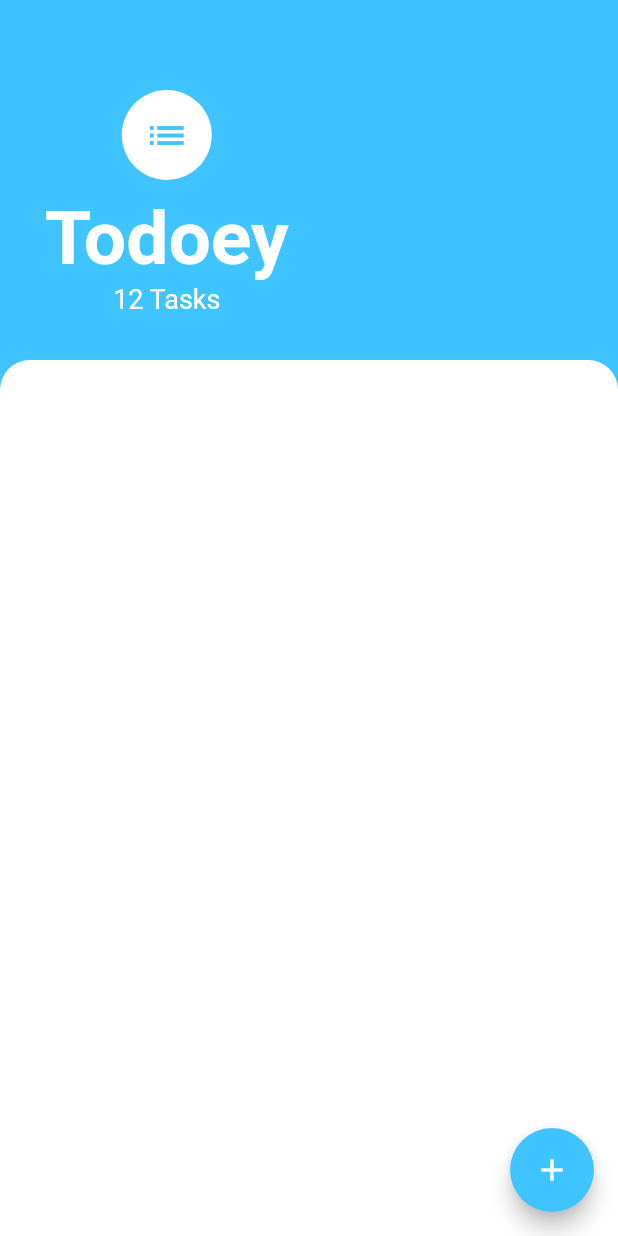
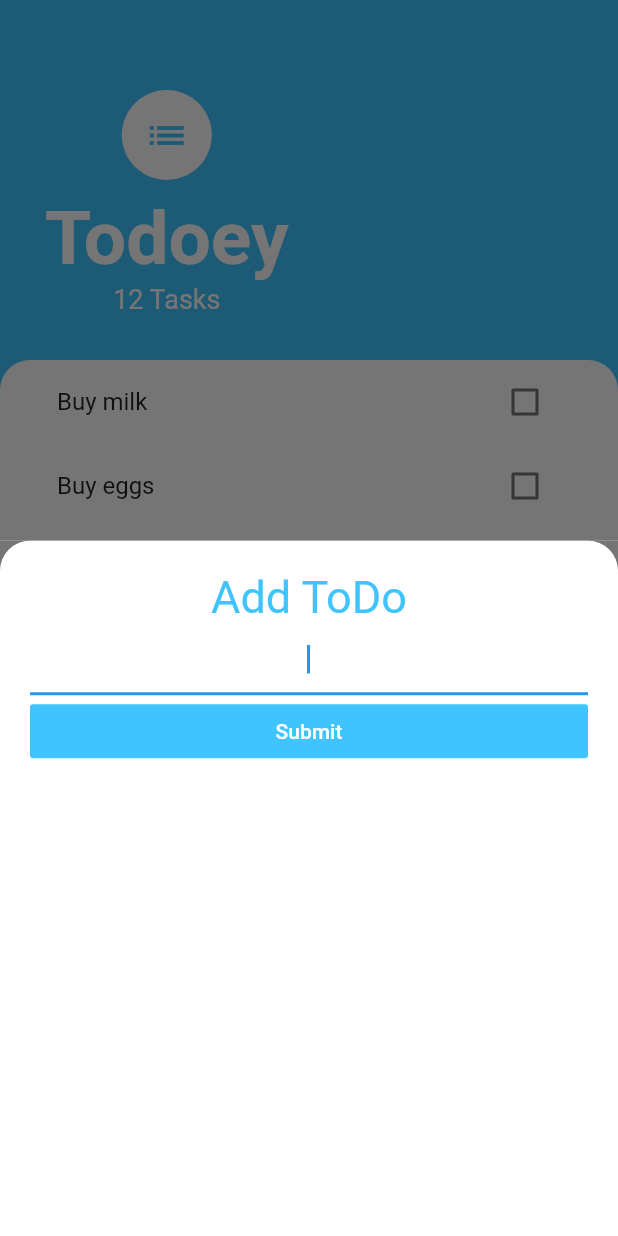
Before and after one commit to AthanasiosPapazoglou/todoey, a Flutter app: the screen it shows after launch, after a tap on the "add" icon, on a phone screen of 412 x 824 dp. Run offline on Flutter 3.47's test engine with Material 2 defaults, Android fonts, the phone set to English and light mode, and no system bars.

```diff
--- /dev/null
+++ b/lib/add_task_screen.dart
@@ -0,0 +1,48 @@
+import 'package:flutter/material.dart';
+import 'package:todoey/tasks_screen.dart';
+
+class newRecordSheet extends StatelessWidget {
+  @override
+  Widget build(BuildContext context) {
+    return Container(
+      color: Color(0xff757575),
+      child: Container(
+        padding: EdgeInsets.all(20.0),
+        child: Column(
+          crossAxisAlignment: CrossAxisAlignment.stretch,
+          children: <Widget>[
+            Text(
+              'Add ToDo',
+              textAlign: TextAlign.center,
+              style: TextStyle(
+                color: Colors.lightBlueAccent,
+                fontSize: 30.0,
+              ),
+            ),
+            TextField(
+              autofocus: true,
+              textAlign: TextAlign.center,
+            ),
+            FlatButton(
+              child: Text(
+                'Submit',
+                style: TextStyle(
+                  color: Colors.white,
+                ),
+                ),
+                color: Colors.lightBlueAccent,
+                onPressed: () {},
+            ),
+          ],
+        ),
+        decoration: BoxDecoration(
+          color: Colors.white,
+          borderRadius: BorderRadius.only(
+            topLeft: Radius.circular(20.0),
+            topRight: Radius.circular(20.0),
+          ),
+        ),
+      ),
+    );
+  }
+}
--- /dev/null
+++ b/lib/task.dart
@@ -0,0 +1,10 @@
+class Task {
+  final String name;
+  bool isDone;
+
+  Task({required this.name, this.isDone = false});
+
+  void toggleDone() {
+    isDone = !isDone;
+  }
+}
--- /dev/null
+++ b/lib/task_tile.dart
@@ -0,0 +1,30 @@
+import 'package:flutter/material.dart';
+import 'package:todoey/tasks_screen.dart';
+
+class TaskTile extends StatelessWidget {
+  final bool isChecked;
+  final String taskTitle;
+  final Function checkboxCallback;
+
+  TaskTile(
+      {required this.isChecked,
+      required this.taskTitle,
+      required this.checkboxCallback});
+
+  @override
+  Widget build(BuildContext context) {
+    return ListTile(
+      title: Text(
+        taskTitle,
+        style: TextStyle(
+          decoration: isChecked ? TextDecoration.lineThrough : null,
+        ),
+      ),
+      trailing: Checkbox(
+          activeColor: Colors.lightBlueAccent,
+          value: isChecked,
+          onChanged: (a) => checkboxCallback(a) //(a) => toggleCheckboxState(a),
+          ),
+    );
+  }
+}
--- /dev/null
+++ b/lib/tasks_list.dart
@@ -0,0 +1,35 @@
+import 'package:flutter/material.dart';
+import 'package:todoey/tasks_screen.dart';
+import 'task_tile.dart';
+import 'task.dart';
+import 'tasks_screen.dart';
+
+class TaskList extends StatefulWidget {
+  @override
+  _TaskListState createState() => _TaskListState();
+}
+
+class _TaskListState extends State<TaskList> {
+  List<Task> tasks = [
+    Task(name: 'Buy milk'),
+    Task(name: 'Buy eggs'),
+    Task(name: 'Buy bread'),
+  ];
+
+  @override
+  Widget build(BuildContext context) {
+    return ListView.builder(
+      itemBuilder: (context, index) {
+        return TaskTile(
+            taskTitle: tasks[index].name,
+            isChecked: tasks[index].isDone,
+            checkboxCallback: (checkboxState) {
+              setState(() {
+                tasks[index].toggleDone();
+              });
+            });
+      },
+      itemCount: tasks.length,
+    );
+  }
+}
--- a/lib/tasks_screen.dart
+++ b/lib/tasks_screen.dart
@@ -1,5 +1,7 @@
 import 'package:flutter/material.dart';
-//initialisation
+import 'task_tile.dart';
+import 'tasks_list.dart';
+import 'add_task_screen.dart';
 
 class TasksScreen extends StatelessWidget {
   @override
@@ -8,7 +10,10 @@ class TasksScreen extends StatelessWidget {
       backgroundColor: Colors.lightBlueAccent,
       floatingActionButton: FloatingActionButton(
         backgroundColor: Colors.lightBlueAccent,
-        onPressed: () {},
+        onPressed: () {
+          showModalBottomSheet(
+              context: context, builder: (context) => newRecordSheet());
+        },
         child: Icon(Icons.add),
       ),
       body: Column(
@@ -53,8 +58,10 @@ class TasksScreen extends StatelessWidget {
               ],
             ),
           ),
-            Expanded(
+          Expanded(
             child: Container(
+              padding: EdgeInsets.symmetric(horizontal: 22.0),
+              child: TaskList(),
               decoration: BoxDecoration(
                 color: Colors.white,
                 borderRadius: BorderRadius.only(
@@ -65,8 +72,7 @@ class TasksScreen extends StatelessWidget {
             ),
           ),
         ],
-        ),
+      ),
     );
-
   }
 }
```
